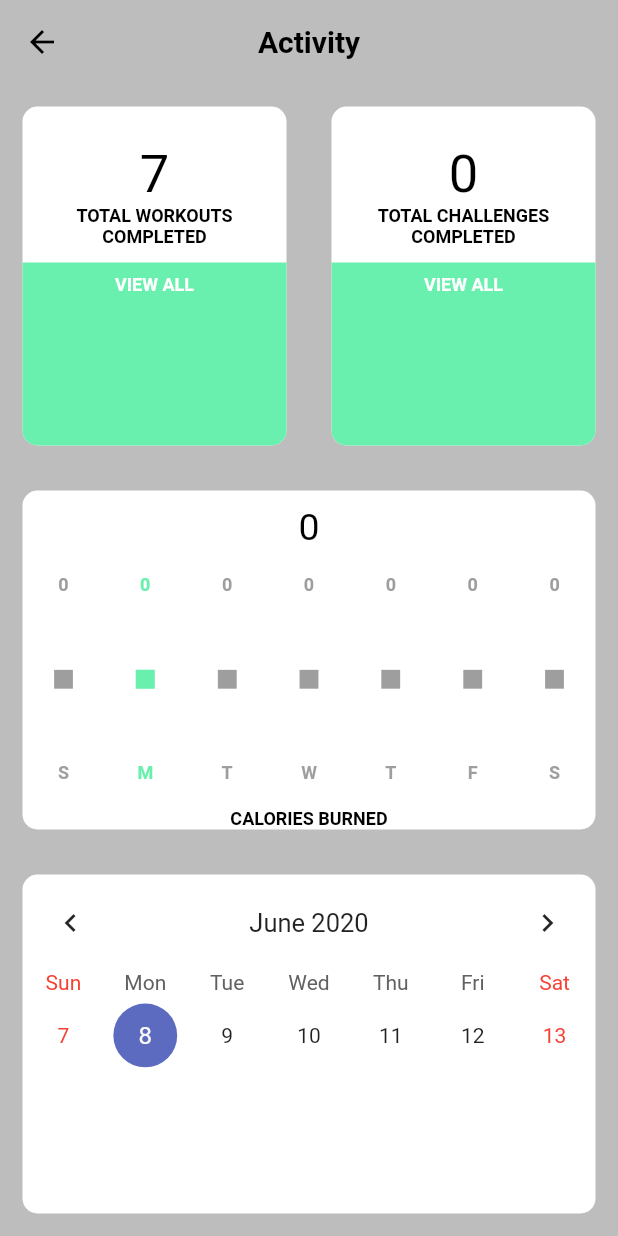
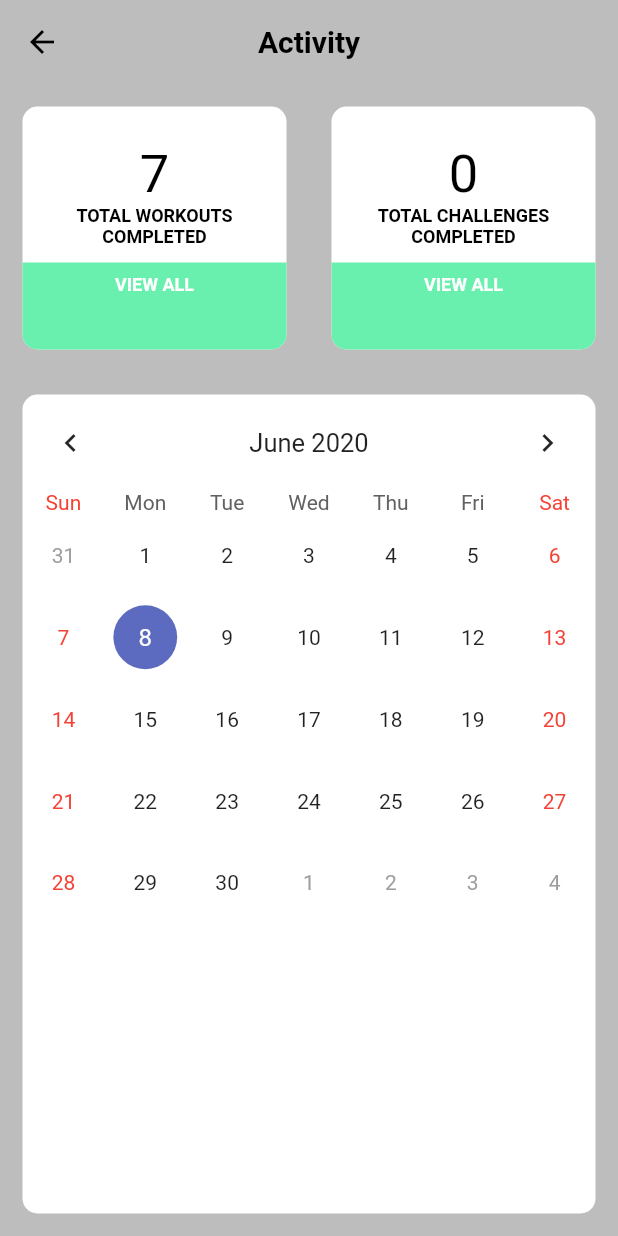
Before and after one commit to Sophie627/flutter-fitness, a Flutter app: the ActivityScreen screen opened by its route, on a phone screen of 412 x 824 dp. Run offline on Flutter 3.47's test engine with Material 2 defaults, Android fonts, the phone set to English and light mode, and no system bars; drawn by our look-alikes of table_calendar; our stand-ins replace audioplayers, carousel_slider, cloud_firestore, firebase_auth, flutter_swiper, shared_preferences and 4 more; missing offline and left inert: mailer; accounts and stored records are empty; statements that could not run were skipped.

Commit message:
update activity screen

```diff
--- a/lib/ui/screens/activity.dart
+++ b/lib/ui/screens/activity.dart
@@ -14,6 +14,7 @@ class ActivityScreen extends StatefulWidget {
 
 class _ActivityScreenState extends State<ActivityScreen> {
 CalendarController _calendarController= CalendarController();
+
   @override
   void initState() {
     super.initState();
@@ -28,7 +29,9 @@ void dispose() {
 
   @override
   Widget build(BuildContext context) {
-    return SafeArea(
+    return Container(
+      color: Colors.grey.shade400,
+      child: SafeArea(
         child: Scaffold(
           backgroundColor: Colors.grey.shade400,
           appBar: AppBar(
@@ -53,9 +56,9 @@ void dispose() {
             ),
           ),
           body: Column(
-
             children: <Widget>[
               Expanded(
+                flex: 1,
                 child: Row(
                   mainAxisSize: MainAxisSize.min,
                   children: [
@@ -117,7 +120,6 @@ void dispose() {
                           ]),
                         ),
                       ),
-
                     ),
                     Expanded(
                       child: ReUseableCard(
@@ -167,107 +169,26 @@ void dispose() {
                         ]),
                       ),
                     ),
-              ])),
-              Expanded(
-          child: ReUseableCard(
-        cardChild: Column(
-          children: <Widget>[
-            SizedBox(height: 10, width: double.infinity),
-            Text(
-              '0',
-              style: TextStyle(
-                fontSize: 25,
-                color: Colors.black,
+                  ],
                 ),
               ),
               Expanded(
-                              child: Row(
-                                mainAxisSize: MainAxisSize.min,
-                mainAxisAlignment: MainAxisAlignment.spaceBetween,
-                children: <Widget>[
-                  Expanded(
-                child: ReUseTile(
-                  headerText: '0',
-                  footerText: 'S',
-                  iconColor: Colors.grey,
-                ),
-              ),
-              Expanded(
-              child: ReUseTile(
-                headerText: '0',
-                footerText: 'M',
-                iconColor: Colors.greenAccent,
-              ),
-
-            ),
-            Expanded(
-              child: ReUseTile(
-                headerText: '0',
-                footerText: 'T',
-                iconColor: Colors.grey,
-              ),
-            ),
-            Expanded(
-              child: ReUseTile(
-                headerText: '0',
-                footerText: 'W',
-                iconColor: Colors.grey,
-              ),
-            ),
-            Expanded(
-              child: ReUseTile(
-                headerText: '0',
-                footerText: 'T',
-                iconColor: Colors.grey,
-              ),
-            ),
-            Expanded(
-              child: ReUseTile(
-                headerText: '0',
-                footerText: 'F',
-                iconColor: Colors.grey,
-              ),
-            ),
-            Expanded(
-              child: ReUseTile(
-                headerText: '0',
-                footerText: 'S',
-                iconColor: Colors.grey,
-              ),
-            ),
-                ],
-              ),
-            ),
-            Text(
-              'CALORIES BURNED',
-              textAlign: TextAlign.center,
-              style: TextStyle(
-                fontSize: 12,
-                fontWeight: FontWeight.bold,
-                color: Colors.black,
-              ),
-            ),
-          ],
-        ),
-              )),
-              Expanded(
+                flex: 3,
                 child: ReUseableCard(
                   cardChild: TableCalendar(
                     calendarController: _calendarController,
                     headerVisible: true,
                     locale: 'en_US',
-initialCalendarFormat: CalendarFormat.week,
+                    initialCalendarFormat: CalendarFormat.month,
                     headerStyle: HeaderStyle(
                       centerHeaderTitle: true,
                       formatButtonVisible: false,
                     ),
-
                   ),
                 ),
               ),
-
             ],
-
+          ),
         ),
       ),
     );
```
Lines whose indentation alone changed are shown as unchanged.
